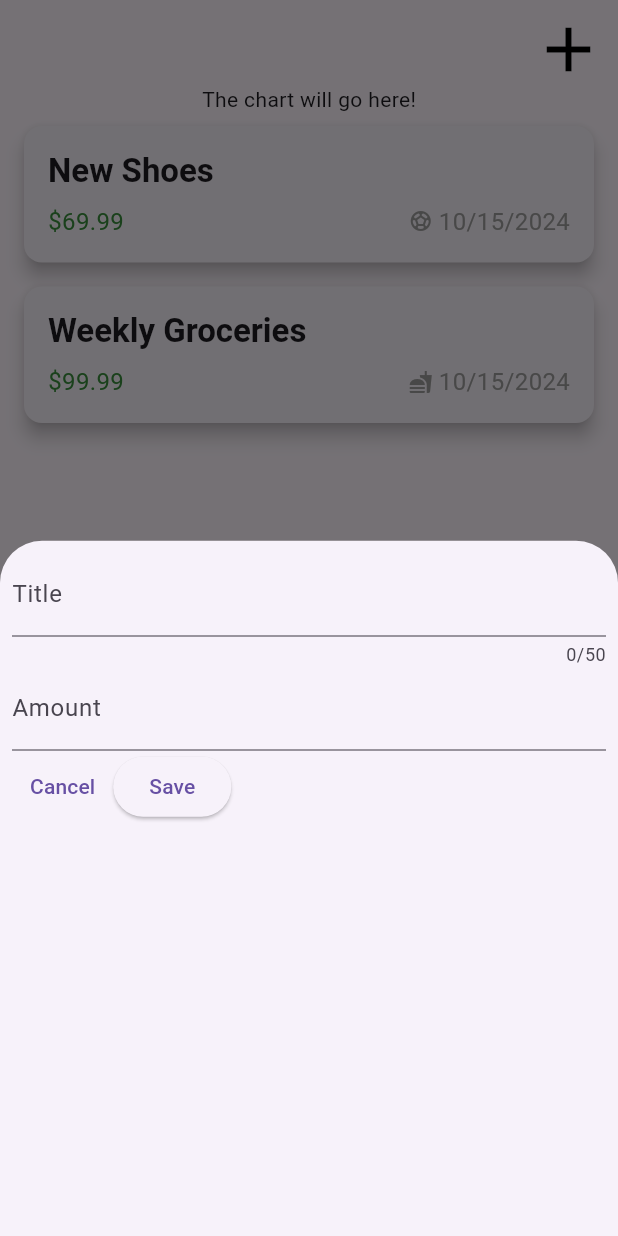
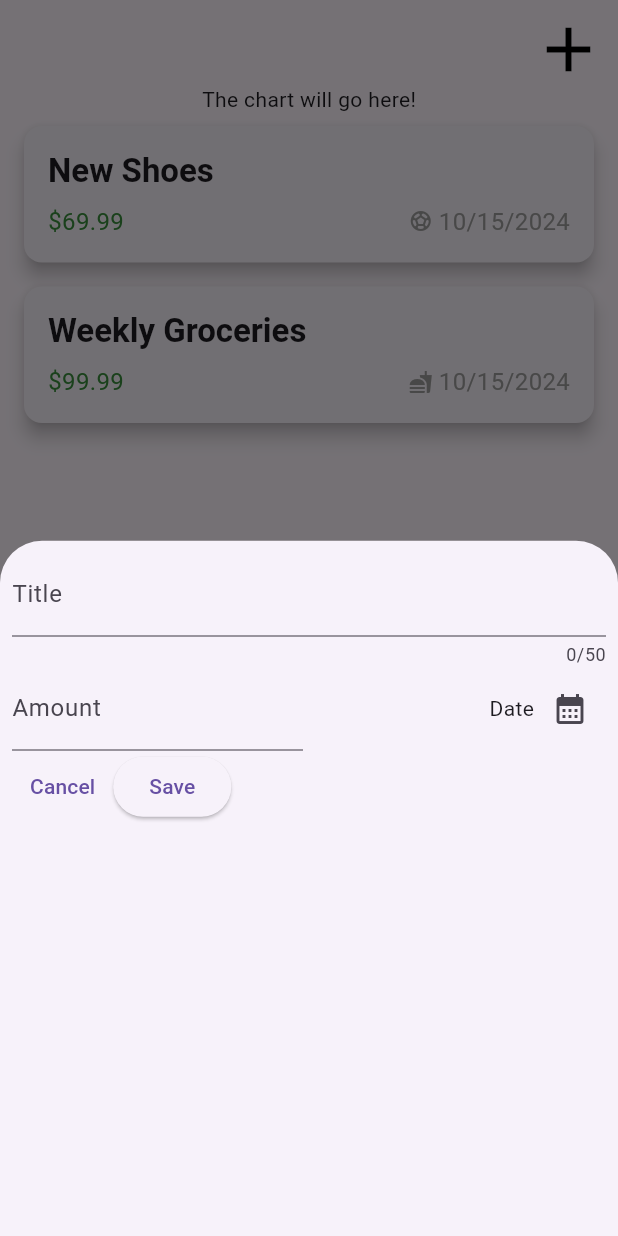
Before and after one commit to MichalMatu/expense_tracker, a Flutter app: the screen it shows after launch, after a tap on the "add" icon, on a phone screen of 412 x 824 dp. Run offline on Flutter 3.47's test engine with Material 3 defaults, Android fonts, the phone set to English and light mode, and no system bars.

Commit message:
date input formatted

```diff
--- a/lib/widgets/new_expense.dart
+++ b/lib/widgets/new_expense.dart
@@ -12,6 +12,18 @@ class NewExpense extends StatefulWidget {
 class _NewExpenseState extends State<NewExpense> {
   final _titleController = TextEditingController();
   final _amountController = TextEditingController();
+
+  void _presentDatePicker() {
+    final now = DateTime.now();
+    final firstDate = DateTime(now.year - 1, now.month, now.day);
+
+    showDatePicker(
+      context: context,
+      initialDate: now,
+      firstDate: firstDate,
+      lastDate: now,
+    );
+  }
 
   @override
   void dispose() {
@@ -30,11 +42,30 @@ class _NewExpenseState extends State<NewExpense> {
           maxLength: 50,
           decoration: const InputDecoration(label: Text('Title')),
         ),
-        TextField(
-          controller: _amountController,
-          decoration:
-              const InputDecoration(label: Text('Amount'), prefixText: '\$'),
-          keyboardType: TextInputType.number,
+        Row(
+          children: [
+            Expanded(
+                child: TextField(
+              controller: _amountController,
+              decoration: const InputDecoration(
+                  label: Text('Amount'), prefixText: '\$'),
+              keyboardType: TextInputType.number,
+            )),
+            const SizedBox(width: 8),
+            Expanded(
+              child: Row(
+                mainAxisAlignment: MainAxisAlignment.end,
+                crossAxisAlignment: CrossAxisAlignment.center,
+                children: [
+                  const Text('Date'),
+                  IconButton(
+                    onPressed: _presentDatePicker,
+                    icon: const Icon(Icons.calendar_month),
+                  ),
+                ],
+              ),
+            ),
+          ],
         ),
         Row(children: [
           TextButton(
```
